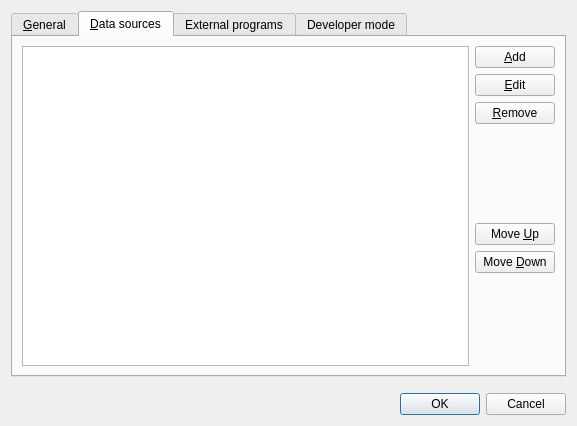
ZIMA-Engineering/ZIMA-CAD-Parts, file src/settingsdialog.ui: the form before one commit.
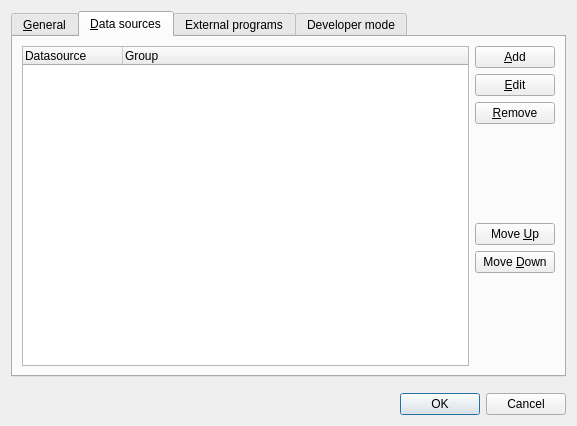
The form after the commit. The open tabs and pages were chosen to show the change.

Commit message: basic settings for groups

```diff
--- a/src/settingsdialog.ui
+++ b/src/settingsdialog.ui
@@ -197,28 +197,6 @@
        <string>&amp;Data sources</string>
       </attribute>
       <layout class="QGridLayout" name="gridLayout_2">
-       <item row="0" column="0">
-        <widget class="QListWidget" name="datasourceList">
-         <property name="sizePolicy">
-          <sizepolicy hsizetype="Expanding" vsizetype="Expanding">
-           <horstretch>0</horstretch>
-           <verstretch>0</verstretch>
-          </sizepolicy>
-         </property>
-         <property name="dragEnabled">
-          <bool>true</bool>
-         </property>
-         <property name="dragDropMode">
-          <enum>QAbstractItemView::InternalMove</enum>
-         </property>
-         <property name="iconSize">
-          <size>
-           <width>32</width>
-           <height>32</height>
-          </size>
-         </property>
-        </widget>
-       </item>
        <item row="0" column="1">
         <layout class="QVBoxLayout" name="verticalLayout_3">
          <item>
@@ -284,6 +262,29 @@
          </item>
         </layout>
        </item>
+       <item row="0" column="0">
+        <widget class="QTreeWidget" name="datasourceList">
+         <property name="dragEnabled">
+          <bool>true</bool>
+         </property>
+         <property name="dragDropMode">
+          <enum>QAbstractItemView::InternalMove</enum>
+         </property>
+         <property name="alternatingRowColors">
+          <bool>true</bool>
+         </property>
+         <column>
+          <property name="text">
+           <string>Datasource</string>
+          </property>
+         </column>
+         <column>
+          <property name="text">
+           <string>Group</string>
+          </property>
+         </column>
+        </widget>
+       </item>
       </layout>
      </widget>
      <widget class="QWidget" name="tab_4">
```
Left out of the diff: 16 changed lines with no effect on the pictures. The commit also changes 5 other files.
